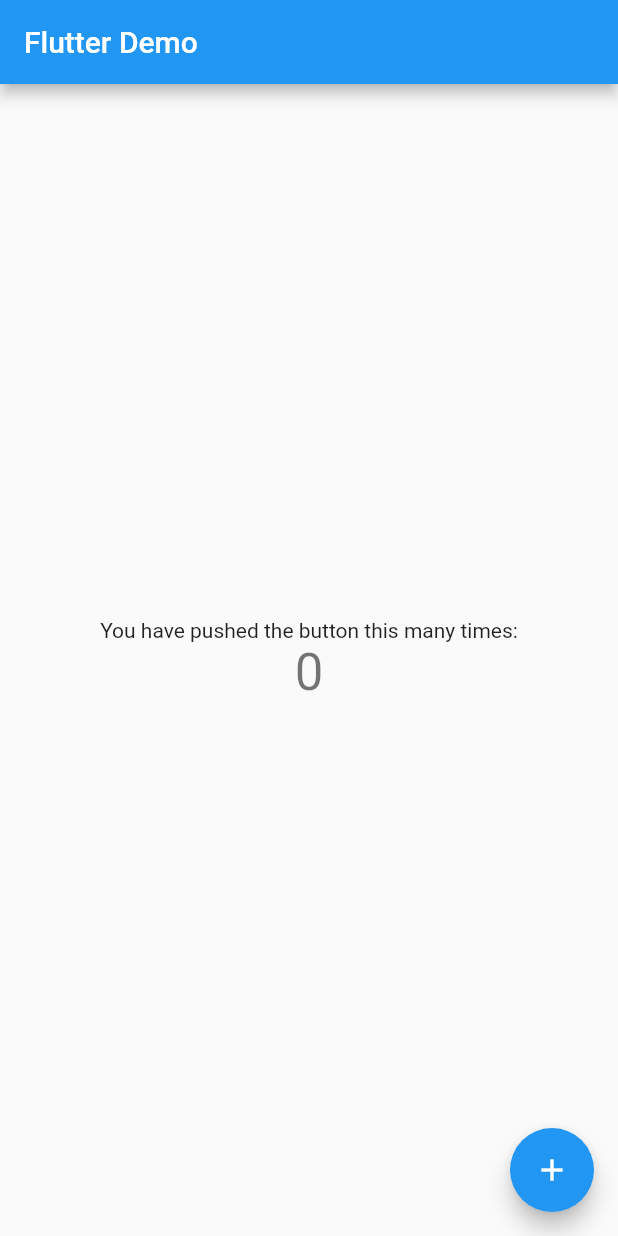
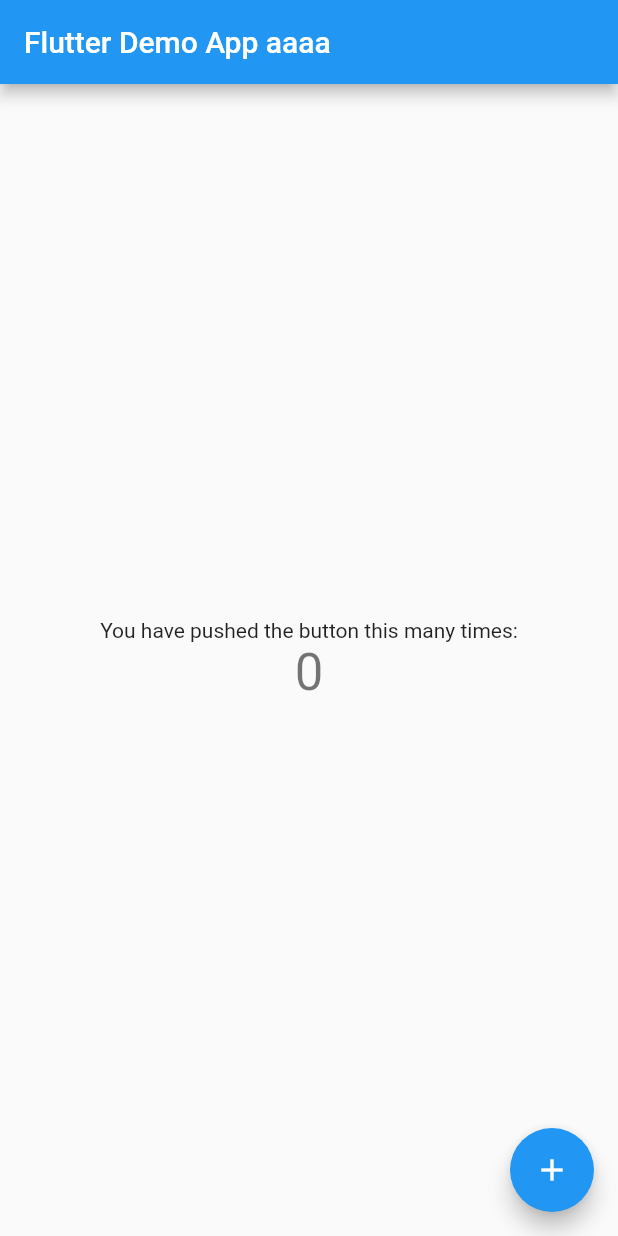
Before and after one commit to imamshofiuddin/flutter-first-app, a Flutter app: the screen it shows after launch, on a phone screen of 412 x 824 dp. Run offline on Flutter 3.47's test engine with Material 2 defaults, Android fonts, the phone set to English and light mode, and no system bars.

Commit message:
second commit

```diff
--- a/lib/main.dart
+++ b/lib/main.dart
@@ -24,7 +24,7 @@ class MyApp extends StatelessWidget {
         // is not restarted.
         primarySwatch: Colors.blue,
       ),
-      home: const MyHomePage(title: 'Flutter Demo'),
+      home: const MyHomePage(title: 'Flutter Demo App aaaa'),
     );
   }
 }
@@ -57,7 +57,7 @@ class _MyHomePageState extends State<MyHomePage> {
       // so that the display can reflect the updated values. If we changed
       // _counter without calling setState(), then the build method would not be
       // called again, and so nothing would appear to happen.
-      _counter*10;
+      _counter * 10;
     });
   }
 
```
